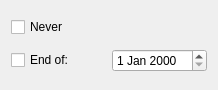
altlinux/admc, file src/admc/attribute_edits/expiry_widget.ui: the form before one commit.
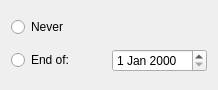
The form after the commit.

Commit message:
change to radio buttons in expiry widget
from checkboxes
they were functionally radioboxess but looked like checkboxes

What changed in the file:
```diff
--- a/src/admc/attribute_edits/expiry_widget.ui
+++ b/src/admc/attribute_edits/expiry_widget.ui
@@ -15,7 +15,7 @@
   </property>
   <layout class="QVBoxLayout" name="verticalLayout_2">
    <item>
-    <widget class="QCheckBox" name="never_check">
+    <widget class="QRadioButton" name="never_check">
      <property name="text">
       <string>Never</string>
      </property>
@@ -24,7 +24,7 @@
    <item>
     <layout class="QHBoxLayout" name="horizontalLayout">
      <item>
-      <widget class="QCheckBox" name="end_of_check">
+      <widget class="QRadioButton" name="end_of_check">
        <property name="text">
         <string>End of:</string>
        </property>
```
The commit also changes 1 other file.
